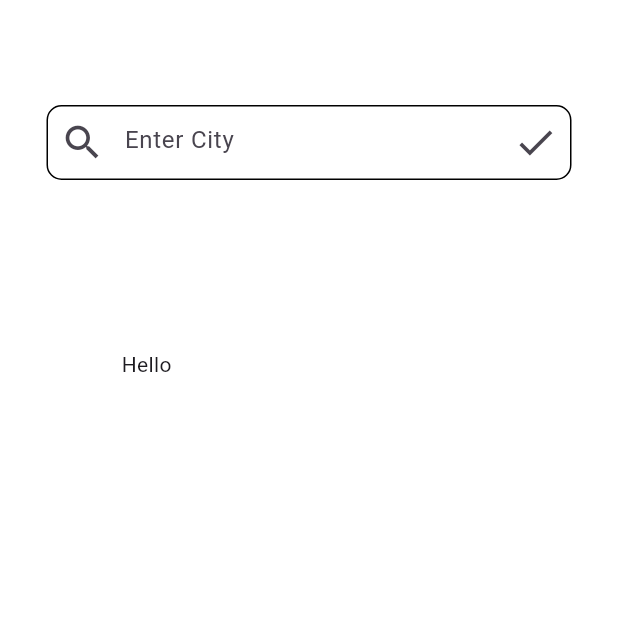
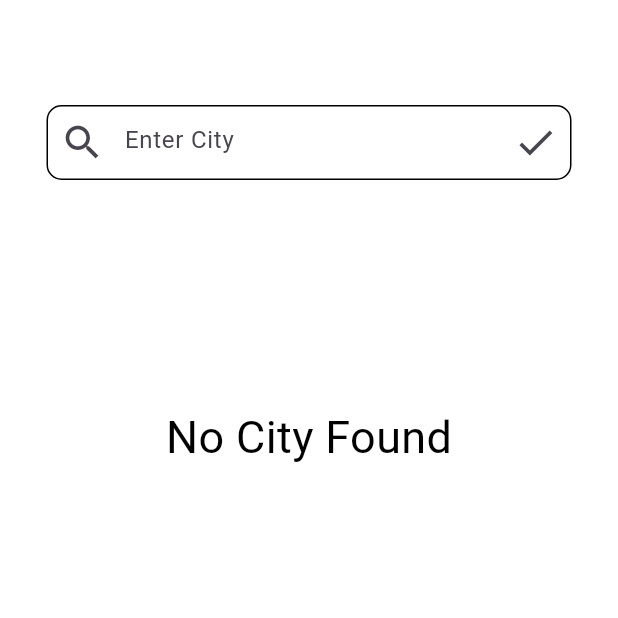
Before and after one commit to KHUBAIB-MEO/Weather-App, a Flutter app: the screen it shows after launch, on a phone screen of 412 x 824 dp, the top half of it. Run offline on Flutter 3.47's test engine with Material 3 defaults, Android fonts, the phone set to English and light mode, and no system bars; our stand-ins replace lottie.

Commit message:
Weather App

```diff
--- a/lib/screens/weather.dart
+++ b/lib/screens/weather.dart
@@ -27,6 +27,7 @@ class _WeatherState extends State<Weather> {
   String? bgColor;
   String imageShow = "";
   int? weatherId;
+  int statusCode = 0;
 
   void imagePicker(int id, String backgroundColor) {
     if (id == 200 || id == 211 || id == 232) {
@@ -40,7 +41,7 @@ class _WeatherState extends State<Weather> {
       imageShow = "assets/animation_widgets/rain.json";
     } else if (id == 800 && backgroundColor == "d") {
       imageShow = "assets/animation_widgets/sunny clear day.json";
-    } else if (id == 801 || id == 804) {
+    } else if (id == 801 || id == 804 || id == 803) {
       imageShow = "assets/animation_widgets/cloudy.json";
     } else if (id == 701 || id == 711 || id == 741) {
       imageShow = "assets/animation_widgets/fog.json";
@@ -56,6 +57,7 @@ class _WeatherState extends State<Weather> {
     http.Response response = await http.get(url);
     if (response.statusCode == 200) {
       setState(() {
+        statusCode = response.statusCode;
         weatherData = json.decode(response.body);
         temp = weatherData["main"]["temp"] - 273.15;
         tempInt = temp.toInt();
@@ -71,7 +73,10 @@ class _WeatherState extends State<Weather> {
         imagePicker(weatherId!, bgColor!);
       });
     } else {
-      print(response.statusCode);
+      setState(() {
+        bgColor = null;
+        statusCode = response.statusCode;
+      });
     }
   }
 
@@ -119,7 +124,7 @@ class _WeatherState extends State<Weather> {
                             String trimmedControllerText =
                                 searchCity.text.trim();
                             getWeatherData(trimmedControllerText);
-                            setState(() {});
+                            //setState(() {});
                           },
                           icon: const Icon(
                             Icons.check,
@@ -127,20 +132,37 @@ class _WeatherState extends State<Weather> {
                           ))),
                 ),
               ),
+              statusCode != 200
+                  ? Column(
+                      children: [
+                        const SizedBox(
+                          height: 150,
+                        ),
+                        Text(
+                          "No City Found",
+                          style: TextStyle(
+                              color: ColorConstants.bgNightColor, fontSize: 30),
+                        ),
+                      ],
+                    )
+                  : Column(
+                      children: [
                         const SizedBox(
                           height: 70,
                         ),
                         Text(
                           cityName,
                           style: TextStyle(
-                    color: ColorConstants.bgDefaultColor, fontSize: 30),
+                              color: ColorConstants.bgDefaultColor,
+                              fontSize: 30),
                         ),
                         Container(
                           width: 250,
                           height: 250,
                           color: ColorConstants.transparentColor,
-                child:
-                    imageShow == "" ? Text("Hello") : Lottie.asset(imageShow),
+                          child: imageShow == ""
+                              ? const Text("")
+                              : Lottie.asset(imageShow),
                         ),
                         const SizedBox(
                           height: 70,
@@ -148,7 +170,8 @@ class _WeatherState extends State<Weather> {
                         Text(
                           " $tempInt \u00B0C",
                           style: TextStyle(
-                    color: ColorConstants.bgDefaultColor, fontSize: 30),
+                              color: ColorConstants.bgDefaultColor,
+                              fontSize: 30),
                         ),
                         const SizedBox(
                           height: 20,
@@ -156,7 +179,8 @@ class _WeatherState extends State<Weather> {
                         Text(
                           description ?? "",
                           style: TextStyle(
-                    color: ColorConstants.bgDefaultColor, fontSize: 20),
+                              color: ColorConstants.bgDefaultColor,
+                              fontSize: 20),
                         ),
                         const SizedBox(
                           height: 50,
@@ -169,7 +193,8 @@ class _WeatherState extends State<Weather> {
                             child: Text(
                               "Feels Like $feelsLikeInt \u00B0C",
                               style: TextStyle(
-                        color: ColorConstants.bgDefaultColor, fontSize: 15),
+                                  color: ColorConstants.bgDefaultColor,
+                                  fontSize: 15),
                             ),
                           ),
                         ),
@@ -184,7 +209,8 @@ class _WeatherState extends State<Weather> {
                             child: Text(
                               "Wind Speed $windSpeedInt KM/H",
                               style: TextStyle(
-                        color: ColorConstants.bgDefaultColor, fontSize: 15),
+                                  color: ColorConstants.bgDefaultColor,
+                                  fontSize: 15),
                             ),
                           ),
                         ),
@@ -193,6 +219,8 @@ class _WeatherState extends State<Weather> {
                         ),
                       ],
                     ),
+            ],
+          ),
         ),
       ),
     );
```
Lines whose indentation alone changed are shown as unchanged.
